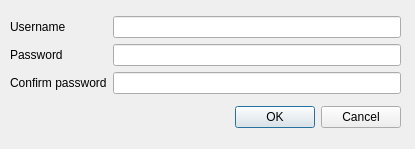
Old version of the form DesktopQT/createuser.ui in the repository AlesKas/BAK.
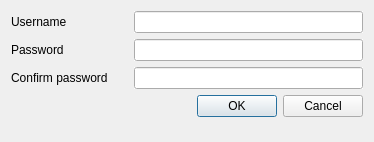
New version of the form.

```diff
--- a/DesktopQT/createuser.ui
+++ b/DesktopQT/createuser.ui
@@ -6,29 +6,33 @@
    <rect>
     <x>0</x>
     <y>0</y>
-    <width>415</width>
-    <height>149</height>
+    <width>374</width>
+    <height>142</height>
    </rect>
   </property>
+  <property name="sizePolicy">
+   <sizepolicy hsizetype="Expanding" vsizetype="Expanding">
+    <horstretch>0</horstretch>
+    <verstretch>0</verstretch>
+   </sizepolicy>
+  </property>
   <property name="windowTitle">
    <string>Create User</string>
   </property>
-  <widget class="QWidget" name="layoutWidget">
-   <property name="geometry">
-    <rect>
-     <x>10</x>
-     <y>10</y>
-     <width>391</width>
-     <height>124</height>
-    </rect>
-   </property>
-   <layout class="QVBoxLayout" name="verticalLayout_3">
+  <layout class="QFormLayout" name="formLayout">
+   <item row="0" column="0" colspan="2">
+    <layout class="QGridLayout" name="gridLayout">
+     <item row="0" column="0">
+      <layout class="QHBoxLayout" name="horizontalLayout_2">
     <item>
      <layout class="QHBoxLayout" name="horizontalLayout">
       <item>
-       <layout class="QVBoxLayout" name="verticalLayout">
+          <layout class="QVBoxLayout" name="verticalLayout_3">
         <item>
          <widget class="QLabel" name="label_2">
+             <property name="autoFillBackground">
+              <bool>true</bool>
+             </property>
           <property name="text">
            <string>Username</string>
           </property>
@@ -36,6 +40,9 @@
         </item>
         <item>
          <widget class="QLabel" name="label">
+             <property name="autoFillBackground">
+              <bool>true</bool>
+             </property>
           <property name="text">
            <string>Password</string>
           </property>
@@ -43,6 +50,9 @@
         </item>
         <item>
          <widget class="QLabel" name="label_3">
+             <property name="autoFillBackground">
+              <bool>true</bool>
+             </property>
           <property name="text">
            <string>Confirm password</string>
           </property>
@@ -53,22 +63,115 @@
       <item>
        <layout class="QVBoxLayout" name="verticalLayout_2">
         <item>
-         <widget class="QLineEdit" name="UserNameInput"/>
+            <spacer name="horizontalSpacer">
+             <property name="autoFillBackground">
+              <bool>true</bool>
+             </property>
+             <property name="orientation">
+              <enum>Qt::Horizontal</enum>
+             </property>
+             <property name="sizeType">
+              <enum>QSizePolicy::Maximum</enum>
+             </property>
+             <property name="sizeHint" stdset="0">
+              <size>
+               <width>20</width>
+               <height>20</height>
+              </size>
+             </property>
+            </spacer>
         </item>
         <item>
-         <widget class="QLineEdit" name="PasswdInput"/>
+            <spacer name="horizontalSpacer_3">
+             <property name="autoFillBackground">
+              <bool>true</bool>
+             </property>
+             <property name="orientation">
+              <enum>Qt::Horizontal</enum>
+             </property>
+             <property name="sizeType">
+              <enum>QSizePolicy::Maximum</enum>
+             </property>
+             <property name="sizeHint" stdset="0">
+              <size>
+               <width>20</width>
+               <height>20</height>
+              </size>
+             </property>
+            </spacer>
         </item>
         <item>
-         <widget class="QLineEdit" name="lineEdit"/>
+            <spacer name="horizontalSpacer_2">
+             <property name="autoFillBackground">
+              <bool>true</bool>
+             </property>
+             <property name="orientation">
+              <enum>Qt::Horizontal</enum>
+             </property>
+             <property name="sizeType">
+              <enum>QSizePolicy::Maximum</enum>
+             </property>
+             <property name="sizeHint" stdset="0">
+              <size>
+               <width>20</width>
+               <height>20</height>
+              </size>
+             </property>
+            </spacer>
         </item>
        </layout>
       </item>
      </layout>
     </item>
     <item>
+        <layout class="QVBoxLayout" name="verticalLayout">
+         <item>
+          <widget class="QLineEdit" name="UserNameInput">
+           <property name="sizePolicy">
+            <sizepolicy hsizetype="MinimumExpanding" vsizetype="Fixed">
+             <horstretch>0</horstretch>
+             <verstretch>0</verstretch>
+            </sizepolicy>
+           </property>
+           <property name="autoFillBackground">
+            <bool>true</bool>
+           </property>
+          </widget>
+         </item>
+         <item>
+          <widget class="QLineEdit" name="PasswdInput">
+           <property name="sizePolicy">
+            <sizepolicy hsizetype="MinimumExpanding" vsizetype="Fixed">
+             <horstretch>0</horstretch>
+             <verstretch>0</verstretch>
+            </sizepolicy>
+           </property>
+           <property name="autoFillBackground">
+            <bool>true</bool>
+           </property>
+          </widget>
+         </item>
+         <item>
+          <widget class="QLineEdit" name="PasswdRepeat">
+           <property name="sizePolicy">
+            <sizepolicy hsizetype="MinimumExpanding" vsizetype="Fixed">
+             <horstretch>0</horstretch>
+             <verstretch>0</verstretch>
+            </sizepolicy>
+           </property>
+           <property name="autoFillBackground">
+            <bool>true</bool>
+           </property>
+          </widget>
+         </item>
+        </layout>
+       </item>
+      </layout>
+     </item>
+     <item row="1" column="0">
      <widget class="QDialogButtonBox" name="buttonBox">
-      <property name="orientation">
-       <enum>Qt::Horizontal</enum>
+       <property name="autoFillBackground">
+        <bool>true</bool>
       </property>
       <property name="standardButtons">
        <set>QDialogButtonBox::Cancel|QDialogButtonBox::Ok</set>
@@ -76,7 +179,8 @@
      </widget>
     </item>
    </layout>
-  </widget>
+   </item>
+  </layout>
  </widget>
  <resources/>
  <connections/>
```
Lines whose indentation alone changed are shown as unchanged.
